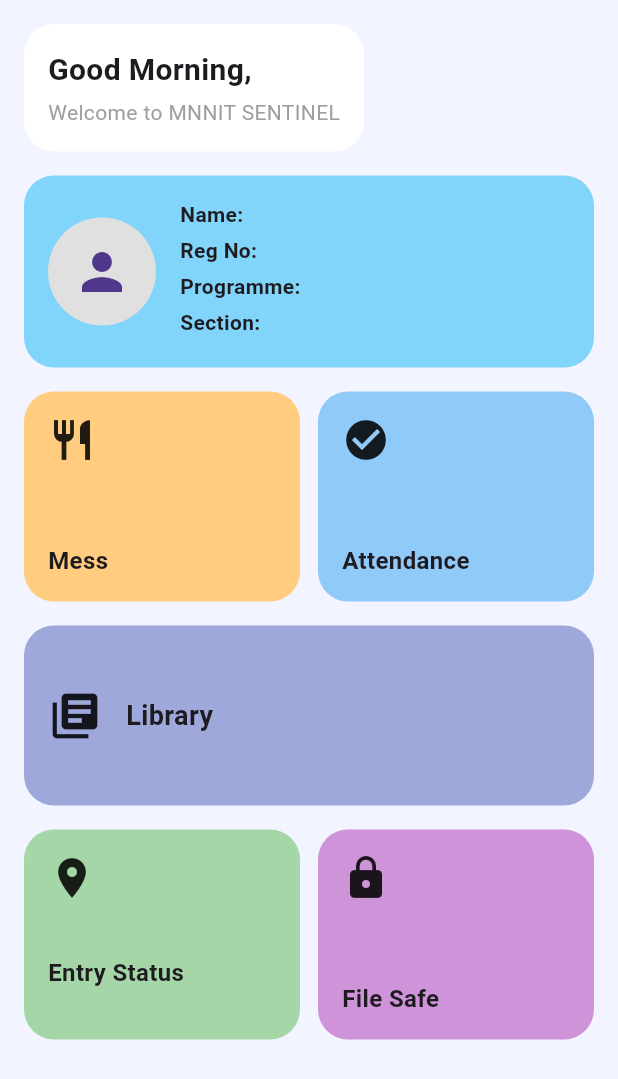
After one commit to Ashwin-aadi/MNNIT-SENTINEL, a Flutter app: the HomeDashboardPage screen opened directly, on a phone screen of 412 x 824 dp. The commit adds this screen. Shown: the top 1079 px of the screen. Run offline on Flutter 3.47's test engine with Material 3 defaults, Android fonts, the phone set to English and light mode, and no system bars; our stand-ins replace cloud_firestore, firebase_auth, firebase_core, flutter_local_notifications, geolocator, local_auth and 1 more; missing offline and left inert: flutter_foreground_task; accounts and stored records are empty.

Commit message:
added home screen

```diff
--- a/lib/auth_gate.dart
+++ b/lib/auth_gate.dart
@@ -2,6 +2,7 @@ import 'package:flutter/material.dart';
 import 'package:firebase_auth/firebase_auth.dart';
 import 'package:shared_preferences/shared_preferences.dart';
 
+import 'home_dashboard_page.dart';
 import 'welcome_page.dart';
 import 'check_email_page.dart';
 import 'get_started_page.dart';
@@ -55,7 +56,7 @@ class AuthGate extends StatelessWidget {
             }
 
             // ✅ All conditions satisfied
-            return const HomePage();
+            return const HomeDashboardPage();
           },
         );
       },
--- /dev/null
+++ b/lib/home_dashboard_page.dart
@@ -0,0 +1,240 @@
+import 'package:flutter/material.dart';
+import 'package:firebase_auth/firebase_auth.dart';
+import 'package:cloud_firestore/cloud_firestore.dart';
+import 'main.dart';
+
+class HomeDashboardPage extends StatelessWidget {
+  const HomeDashboardPage({super.key});
+
+  @override
+  Widget build(BuildContext context) {
+    final uid = FirebaseAuth.instance.currentUser!.uid;
+
+    return Scaffold(
+      backgroundColor: const Color(0xFFF2F4FF),
+      body: SafeArea(
+        child: StreamBuilder<DocumentSnapshot>(
+          stream: FirebaseFirestore.instance
+              .collection('users')
+              .doc(uid)
+              .snapshots(),
+          builder: (context, snapshot) {
+            if (!snapshot.hasData) {
+              return const Center(child: CircularProgressIndicator());
+            }
+
+            final data = snapshot.data!.data() as Map<String, dynamic>;
+
+            return SingleChildScrollView(
+              padding: const EdgeInsets.all(16),
+              child: Column(
+                crossAxisAlignment: CrossAxisAlignment.start,
+                children: [
+                  _greeting(data['fullName']),
+                  const SizedBox(height: 16),
+
+                  _idCard(data),
+                  const SizedBox(height: 16),
+
+                  Row(
+                    children: [
+                      _smallCard(
+                        title: 'Mess',
+                        icon: Icons.restaurant,
+                        color: Colors.orange.shade200,
+                        onTap: () {},
+                      ),
+                      const SizedBox(width: 12),
+                      _smallCard(
+                        title: 'Attendance',
+                        icon: Icons.check_circle,
+                        color: Colors.blue.shade200,
+                        onTap: () {},
+                      ),
+                    ],
+                  ),
+
+                  const SizedBox(height: 16),
+
+                  _wideCard(
+                    title: 'Library',
+                    icon: Icons.library_books,
+                    color: Colors.indigo.shade200,
+                    onTap: () {},
+                  ),
+
+                  const SizedBox(height: 16),
+
+                  Row(
+                    children: [
+                      _smallCard(
+                        title: 'Entry Status',
+                        icon: Icons.location_on,
+                        color: Colors.green.shade200,
+                        subtitle: data['geofenceStatus'] ?? 'UNKNOWN',
+                        onTap: () {
+                          Navigator.push(
+                            context,
+                            MaterialPageRoute(
+                              builder: (_) => HomePage(),
+                            ),
+                          );
+                        },
+                      ),
+                      const SizedBox(width: 12),
+                      _smallCard(
+                        title: 'File Safe',
+                        icon: Icons.lock,
+                        color: Colors.purple.shade200,
+                        onTap: () {},
+                      ),
+                    ],
+                  ),
+                ],
+              ),
+            );
+          },
+        ),
+      ),
+    );
+  }
+
+  Widget _greeting(String name) {
+    return Container(
+      padding: const EdgeInsets.all(16),
+      decoration: BoxDecoration(
+        color: Colors.white,
+        borderRadius: BorderRadius.circular(20),
+      ),
+      child: Column(
+        crossAxisAlignment: CrossAxisAlignment.start,
+        children: [
+          Text(
+            'Good Morning, $name',
+            style: const TextStyle(
+              fontSize: 20,
+              fontWeight: FontWeight.bold,
+            ),
+          ),
+          const SizedBox(height: 4),
+          const Text(
+            'Welcome to MNNIT SENTINEL',
+            style: TextStyle(color: Colors.grey),
+          ),
+        ],
+      ),
+    );
+  }
+
+  Widget _idCard(Map<String, dynamic> data) {
+    return Container(
+      padding: const EdgeInsets.all(16),
+      decoration: BoxDecoration(
+        color: Colors.lightBlue.shade200,
+        borderRadius: BorderRadius.circular(20),
+      ),
+      child: Row(
+        children: [
+          CircleAvatar(
+            radius: 36,
+            backgroundColor: Colors.grey.shade300,
+            child: const Icon(Icons.person, size: 40),
+          ),
+          const SizedBox(width: 16),
+          Column(
+            crossAxisAlignment: CrossAxisAlignment.start,
+            children: [
+              _idRow('Name', data['fullName']),
+              _idRow('Reg No', data['registrationNumber']),
+              _idRow('Programme', data['branch']),
+              _idRow('Section', data['section']),
+            ],
+          ),
+        ],
+      ),
+    );
+  }
+
+  Widget _idRow(String label, String value) {
+    return Padding(
+      padding: const EdgeInsets.only(bottom: 4),
+      child: Text(
+        '$label: $value',
+        style: const TextStyle(fontWeight: FontWeight.w600),
+      ),
+    );
+  }
+
+  Widget _smallCard({
+    required String title,
+    required IconData icon,
+    required Color color,
+    String? subtitle,
+    required VoidCallback onTap,
+  }) {
+    return Expanded(
+      child: GestureDetector(
+        onTap: onTap,
+        child: Container(
+          height: 140,
+          padding: const EdgeInsets.all(16),
+          decoration: BoxDecoration(
+            color: color,
+            borderRadius: BorderRadius.circular(20),
+          ),
+          child: Column(
+            crossAxisAlignment: CrossAxisAlignment.start,
+            children: [
+              Icon(icon, size: 32),
+              const Spacer(),
+              Text(
+                title,
+                style: const TextStyle(
+                  fontSize: 16,
+                  fontWeight: FontWeight.bold,
+                ),
+              ),
+              if (subtitle != null)
+                Text(
+                  subtitle,
+                  style: const TextStyle(fontSize: 12),
+                ),
+            ],
+          ),
+        ),
+      ),
+    );
+  }
+
+  Widget _wideCard({
+    required String title,
+    required IconData icon,
+    required Color color,
+    required VoidCallback onTap,
+  }) {
+    return GestureDetector(
+      onTap: onTap,
+      child: Container(
+        height: 120,
+        padding: const EdgeInsets.all(16),
+        decoration: BoxDecoration(
+          color: color,
+          borderRadius: BorderRadius.circular(20),
+        ),
+        child: Row(
+          children: [
+            Icon(icon, size: 36),
+            const SizedBox(width: 16),
+            Text(
+              title,
+              style: const TextStyle(
+                fontSize: 18,
+                fontWeight: FontWeight.bold,
+              ),
+            ),
+          ],
+        ),
+      ),
+    );
+  }
+}
```
